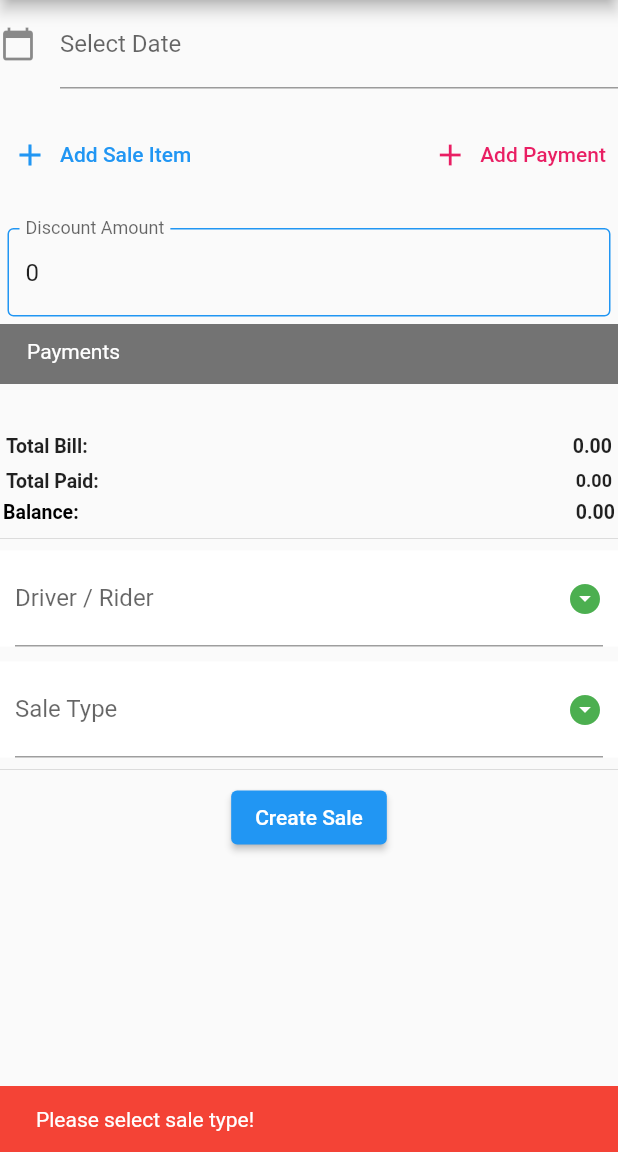
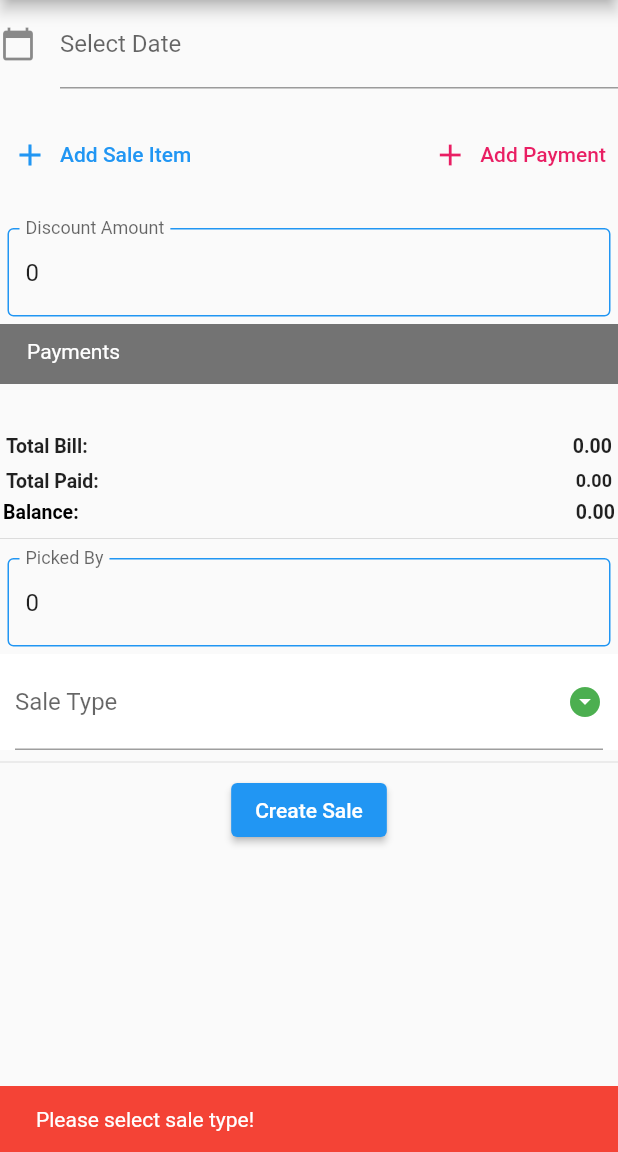
Before and after one commit to Henrykamande/stalismobileapp, a Flutter app: the HomePage screen opened by its route, after a tap on "Create Sale", on a phone screen of 412 x 824 dp, the part 84-1236 px from its top. Run offline on Flutter 3.47's test engine with Material 2 defaults, Android fonts, the light colour scheme and no system bars; our stand-ins replace email_validator, oktoast, qr_flutter, shared_preferences, snippet_coder_utils; missing offline and left inert: esc_pos_bluetooth, esc_pos_utils, flutter_bluetooth_basic; accounts and stored records are empty; network calls fail.

Commit message:
adding picked by field

```diff
--- a/lib/homepage.dart
+++ b/lib/homepage.dart
@@ -42,6 +42,7 @@ class _HomePageState extends State<HomePage> {
   var selectedDriver = '';
   PrinterBluetooth? defaultPrinter;
   var selectedSaleType = '';
+  var pickedBy = "";
 
   var discountGiven = 0;
   var macaddress = '';
@@ -161,6 +162,11 @@ class _HomePageState extends State<HomePage> {
     return data['ResponseData'];
   }
 
+  void setPickedBy(pickedbyvalue) {
+    setState(() {
+      pickedBy = pickedbyvalue;
+    });
+  }
   // save sale
 
   void saveSale() {
@@ -230,6 +236,7 @@ class _HomePageState extends State<HomePage> {
         ref2: customerNo.toString(),
         objType: 14,
         docNum: 2,
+        pickedBy: pickedBy,
         saleType: selectedSaleType != '' ? int.parse(selectedSaleType) : 0,
         discSum: discountGiven,
         payments: paymentlist,
@@ -255,14 +262,13 @@ class _HomePageState extends State<HomePage> {
         Provider.of<ProductListProvider>(context, listen: false)
             .resetsetdiscount();
 
-        printingSaleReciept(defaultPrinter!, saleData, printerManager);
-
         ScaffoldMessenger.of(context).showSnackBar(
           const SnackBar(
             content: Text('Sale successful!'),
             backgroundColor: Colors.green,
           ),
         );
+        printingSaleReciept(defaultPrinter!, saleData, printerManager);
       }
       // end of the  success check
 
@@ -590,18 +596,44 @@ class _HomePageState extends State<HomePage> {
           Column(
             crossAxisAlignment: CrossAxisAlignment.start,
             children: [
-              CustomSelectBox(
-                  selectedVal: selectedDriver,
-                  label: 'Driver / Rider',
-                  items: alldrivers,
-                  onChanged: (val) {
-                    setState(() {
-                      selectedDriver = val as String;
-                    });
-                  }),
-              SizedBox(
-                height: 10,
-              ),
+              Consumer<ProductListProvider>(builder: (context, value, child) {
+                return Container(
+                  child: Padding(
+                    padding: const EdgeInsets.all(5.0),
+                    child: TextFormField(
+                      initialValue: "0",
+                      keyboardType: TextInputType.number,
+                      decoration: InputDecoration(
+                        labelText: 'Picked By',
+                        fillColor: Colors.white,
+                        filled: false,
+                        focusedBorder: OutlineInputBorder(
+                          borderSide: BorderSide(color: Colors.red, width: 1.0),
+                        ),
+                        enabledBorder: OutlineInputBorder(
+                          borderSide:
+                              BorderSide(color: Colors.blue, width: 1.0),
+                        ),
+                      ),
+                      onChanged: (val) => {
+                        setPickedBy(val),
+                      },
+                    ),
+                  ),
+                );
+              }),
+              // CustomSelectBox(
+              //     selectedVal: selectedDriver,
+              //     label: 'Driver / Rider',
+              //     items: alldrivers,
+              //     onChanged: (val) {
+              //       setState(() {
+              //         selectedDriver = val as String;
+              //       });
+              //     }),
+              // SizedBox(
+              //   height: 10,
+              // ),
               CustomSelectBox(
                   selectedVal: selectedSaleType,
                   label: 'Sale Type',
--- a/lib/models/postSale.dart
+++ b/lib/models/postSale.dart
@@ -19,6 +19,7 @@ class PosSale {
     this.ref2,
     this.driver,
     this.saleType,
+    this.pickedBy,
     this.customerName,
     required this.docDate,
     required this.discSum,
@@ -37,6 +38,7 @@ class PosSale {
   double balance;
   String? ref2;
   String? ref1;
+  String? pickedBy;
   String? customerName;
   DateTime docDate;
   int discSum;
@@ -49,6 +51,7 @@ class PosSale {
         objType: json["ObjType"],
         driver: json["driver"],
         saleType: json["saleType"],
+        pickedBy: json["pickedBy"],
         ref2: json['ref2'],
         docNum: json["DocNum"],
         cardCode: json["CardCode"],
@@ -70,6 +73,7 @@ class PosSale {
         "drive": driver,
         "saleType": saleType,
         "DocNum": docNum,
+        "pickedBy": pickedBy,
         "CardCode": cardCode,
         "DocTotal": docTotal,
         "Balance": balance,
--- a/lib/providers/login_service.dart
+++ b/lib/providers/login_service.dart
@@ -13,8 +13,7 @@ class UserLogin with ChangeNotifier {
   Future<bool> loginApi(String password, String email) async {
     final PrefService _prefs = PrefService();
     var response = await http.post(
-      Uri.parse(
-          '$backendUrl/login'),
+      Uri.parse('$backendUrl/login'),
       headers: <String, String>{
         'Content-Type': 'application/json; charset=UTF-8',
       },
@@ -27,7 +26,6 @@ class UserLogin with ChangeNotifier {
         print(data.length); */
       Map<String, dynamic> datamap = await json.decode(response.body);
       if (datamap['ResultCode'] == 1500) {}
-
 
       String token = datamap['ResponseData']['authToken'];
       int storeid = datamap['ResponseData']['store_id'];
```
Also changed, not shown: 1 other file.
